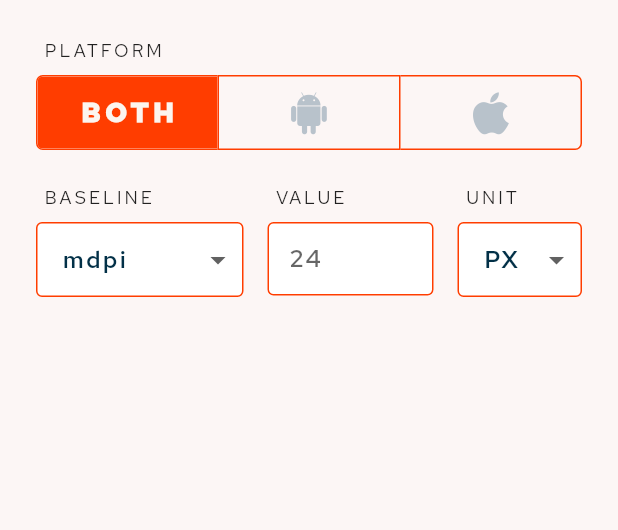
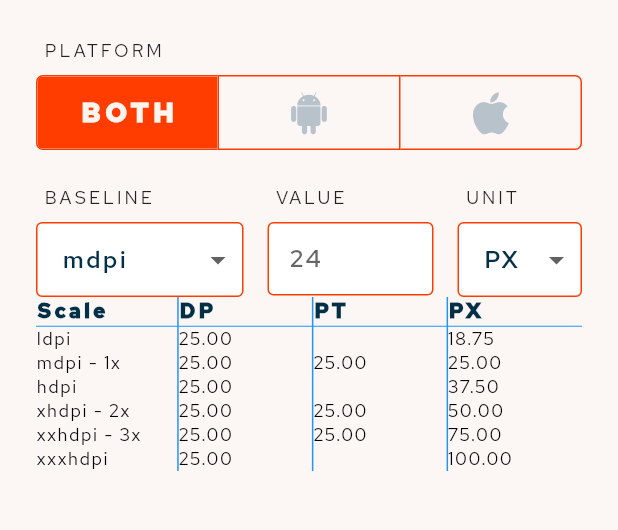
Before and after one commit to FutureGrit/scale-factor, a Flutter app: the screen it shows after launch, on a phone screen of 412 x 824 dp, the part 132-662 px from its top. Run offline on Flutter 3.47's test engine with Material 2 defaults, Android fonts, the phone set to English and light mode, and no system bars.

Commit message:
:construction: Work on output table for given value
Experimental code for output table UI

```diff
--- a/lib/ui/views/home_view.dart
+++ b/lib/ui/views/home_view.dart
@@ -2,6 +2,8 @@ import 'package:flutter/material.dart';
 
 import 'package:scale_factor/ui/widgets/baseline_value_unit.dart';
 import 'package:scale_factor/ui/widgets/custom_app_bar.dart';
+import 'package:scale_factor/ui/widgets/custom_table.dart';
+import 'package:scale_factor/ui/widgets/output_table.dart';
 import 'package:scale_factor/ui/widgets/platform_type.dart';
 import 'package:scale_factor/utils/ui_utils.dart';
 
@@ -20,7 +22,13 @@ class HomeView extends StatelessWidget {
         width: double.infinity,
         child: Column(
           crossAxisAlignment: CrossAxisAlignment.start,
-          children: [PlatformType(), verticalSpaceLarge, BaselineValueUnit()],
+          children: [
+            PlatformType(),
+            verticalSpaceLarge,
+            BaselineValueUnit(),
+            //OutputTable()
+            CustomTable()
+          ],
         ),
         // TODO 2: Create output section
       ),
--- /dev/null
+++ b/lib/ui/widgets/custom_table.dart
@@ -0,0 +1,179 @@
+import 'package:flutter/material.dart';
+import 'package:scale_factor/utils/shared_styles.dart';
+
+class CustomTable extends StatelessWidget {
+  final iconSize = 40.0;
+  @override
+  Widget build(BuildContext context) {
+    return Center(
+      child: Column(
+        crossAxisAlignment: CrossAxisAlignment.stretch,
+        children: <Widget>[
+          Table(
+            border: TableBorder(
+              verticalInside: BorderSide(
+                  width: 1, color: Colors.blue, style: BorderStyle.solid),
+            ),
+            columnWidths: {0: FractionColumnWidth(0.26)},
+            defaultVerticalAlignment: TableCellVerticalAlignment.middle,
+            children: [
+              TableRow(
+                children: [
+                  Text('Scale', style: tableHeaderStyle),
+                  Text('DP', style: tableHeaderStyle),
+                  Text('PT', style: tableHeaderStyle),
+                  Text('PX', style: tableHeaderStyle)
+                ],
+              ),
+
+              // Dividers
+              TableRow(children: [
+                Divider(
+                  height: 1,
+                  color: Colors.blue,
+                ),
+                Divider(
+                  height: 1,
+                  color: Colors.blue,
+                ),
+                Divider(
+                  height: 1,
+                  color: Colors.blue,
+                ),
+                Divider(
+                  height: 1,
+                  color: Colors.blue,
+                ),
+              ]),
+
+              // ldpi
+              TableRow(children: [
+                TableCell(
+                  verticalAlignment: TableCellVerticalAlignment.middle,
+                  child: Text(
+                    'ldpi',
+                    style: tableTextStyle,
+                  ),
+                ),
+                Text(
+                  '25.00',
+                  style: tableTextStyle,
+                ),
+                Text(
+                  '',
+                  style: tableTextStyle,
+                ),
+                Text(
+                  '18.75',
+                  style: tableTextStyle,
+                ),
+              ]),
+
+              // mdpi
+              TableRow(children: [
+                Text(
+                  'mdpi - 1x',
+                  style: tableTextStyle,
+                ),
+                Text(
+                  '25.00',
+                  style: tableTextStyle,
+                ),
+                Text(
+                  '25.00',
+                  style: tableTextStyle,
+                ),
+                Text(
+                  '25.00',
+                  style: tableTextStyle,
+                ),
+              ]),
+
+              // hdpi
+              TableRow(children: [
+                Text(
+                  'hdpi',
+                  style: tableTextStyle,
+                ),
+                Text(
+                  '25.00',
+                  style: tableTextStyle,
+                ),
+                Text(
+                  '',
+                  style: tableTextStyle,
+                ),
+                Text(
+                  '37.50',
+                  style: tableTextStyle,
+                ),
+              ]),
+
+              // xhdpi
+              TableRow(children: [
+                Text(
+                  'xhdpi - 2x',
+                  style: tableTextStyle,
+                ),
+                Text(
+                  '25.00',
+                  style: tableTextStyle,
+                ),
+                Text(
+                  '25.00',
+                  style: tableTextStyle,
+                ),
+                Text(
+                  '50.00',
+                  style: tableTextStyle,
+                ),
+              ]),
+
+              // xxhdpi
+              TableRow(children: [
+                Text(
+                  'xxhdpi - 3x',
+                  style: tableTextStyle,
+                ),
+                Text(
+                  '25.00',
+                  style: tableTextStyle,
+                ),
+                Text(
+                  '25.00',
+                  style: tableTextStyle,
+                ),
+                Text(
+                  '75.00',
+                  style: tableTextStyle,
+                ),
+              ]),
+
+              // xxxhdpi
+              TableRow(children: [
+                Text(
+                  'xxxhdpi',
+                  style: tableTextStyle,
+                ),
+                Text(
+                  '25.00',
+                  style: tableTextStyle,
+                ),
+                Text(
+                  '',
+                  style: tableTextStyle,
+                ),
+                Text(
+                  '100.00',
+                  style: tableTextStyle,
+                ),
+              ]),
+            ],
+          ),
+        ],
+      ),
+    );
+  }
+}
+//TODO: Set Default vertical alignment middle
+// TODO: Use Sliver List in landscape mode
--- a/lib/utils/shared_styles.dart
+++ b/lib/utils/shared_styles.dart
@@ -23,6 +23,21 @@ const inputFieldTextStyle = TextStyle(
   letterSpacing: 1.5,
 );
 
+const tableHeaderStyle = TextStyle(
+  fontSize: 14,
+  fontFamily: 'RedHatText',
+  fontWeight: FontWeight.w900,
+  color: textColor,
+  letterSpacing: 2.0,
+);
+
+const tableTextStyle = TextStyle(
+  fontSize: 12,
+  fontFamily: 'RedHatText',
+  color: Colors.black,
+  letterSpacing: 1.0,
+);
+
 const borderRadiusSmall = 4.0;
 const borderRadiusNormal = 6.0;
 
```
Also changed, not shown: lib/ui/widgets/output_table.dart (added, +194 -0 lines).
